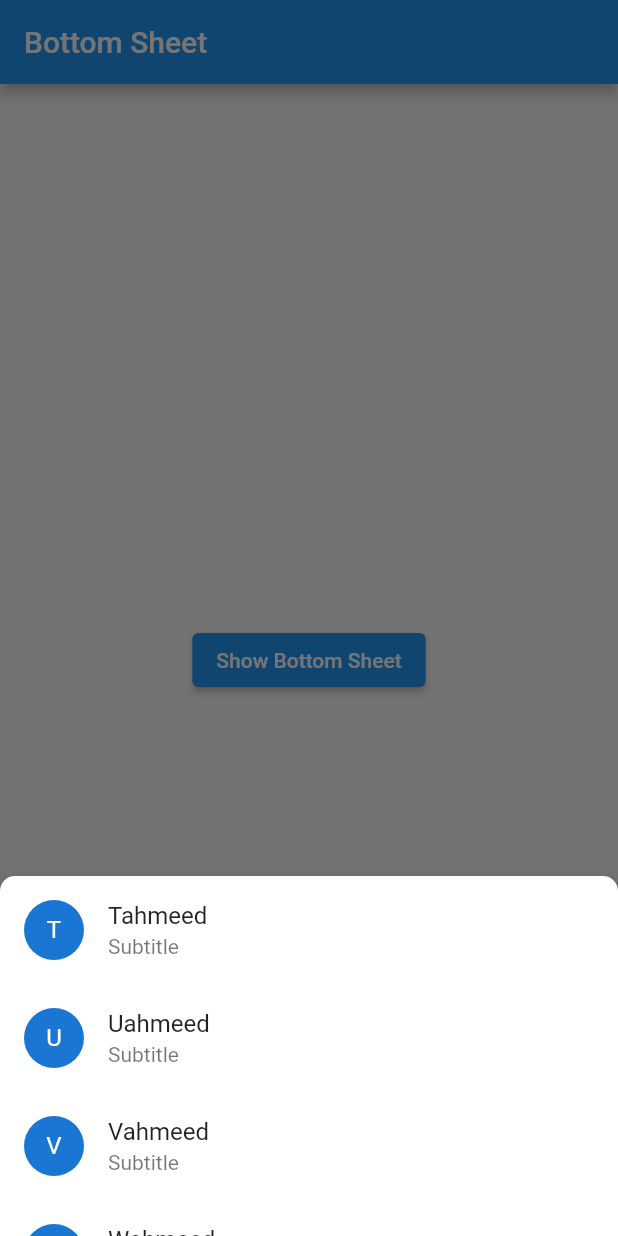
After one commit to thetahmeed/Flutter, a Flutter app: the screen it shows after launch, after a tap on "Show Bottom Sheet", on a phone screen of 412 x 824 dp. The commit adds this screen. Run offline on Flutter 3.47's test engine with Material 2 defaults, Android fonts, the phone set to English and light mode, and no system bars; our stand-ins replace flutter_neumorphic, image_picker, liquid_swipe, shared_preferences.

Commit message:
Bottom Sheet

```diff
--- a/seventeen/lib/main.dart
+++ b/seventeen/lib/main.dart
@@ -1,4 +1,5 @@
 import 'package:flutter/material.dart';
+import 'package:seventeen/pages/bottomsheet.dart';
 import 'package:seventeen/pages/home.dart';
 
 void main() {
@@ -10,7 +11,9 @@ class MyApp extends StatelessWidget {
   Widget build(BuildContext context) {
     return MaterialApp(
       title: 'Flutter Demo',
-      home: MyHomePage(), // Image Picker
+      // Image Picker
+      //home: MyHomePage(),
+      home: BottomSheetPrac(),
     );
   }
 }
--- /dev/null
+++ b/seventeen/lib/pages/bottomsheet.dart
@@ -0,0 +1,66 @@
+import 'package:flutter/material.dart';
+
+class BottomSheetPrac extends StatefulWidget {
+  @override
+  _BottomSheetPracState createState() => _BottomSheetPracState();
+}
+
+class _BottomSheetPracState extends State<BottomSheetPrac> {
+  @override
+  Widget build(BuildContext context) {
+    return Scaffold(
+      appBar: AppBar(
+        title: Text("Bottom Sheet"),
+      ),
+      body: Center(
+        child: ElevatedButton(
+          child: Text("Show Bottom Sheet"),
+          onPressed: () {
+            showModalBottomSheet(
+                backgroundColor: Colors.transparent,
+                enableDrag: true,
+                elevation: 20,
+                context: context,
+                builder: (context) {
+                  return Container(
+                    decoration: BoxDecoration(
+                        color: Colors.white,
+                        borderRadius: new BorderRadius.only(
+                            topLeft: const Radius.circular(10.0),
+                            topRight: const Radius.circular(10.0))),
+                    height: 240,
+                    child: ListView(
+                      children: [
+                        _singleItem("Tahmeed"),
+                        _singleItem("Uahmeed"),
+                        _singleItem("Vahmeed"),
+                        _singleItem("Wahmeed"),
+                        _singleItem("Xahmeed"),
+                        _singleItem("Yahmeed"),
+                        _singleItem("Zahmeed"),
+                        _singleItem("Aahmeed"),
+                        TextButton(
+                            onPressed: () {
+                              Navigator.pop(context);
+                            },
+                            child: Text('CLOSE'))
+                      ],
+                    ),
+                  );
+                });
+          },
+        ),
+      ),
+    );
+  }
+
+  Widget _singleItem(var a) {
+    return ListTile(
+      leading: CircleAvatar(
+        child: Text(a[0]),
+      ),
+      title: Text(a),
+      subtitle: Text('Subtitle'),
+    );
+  }
+}
```
